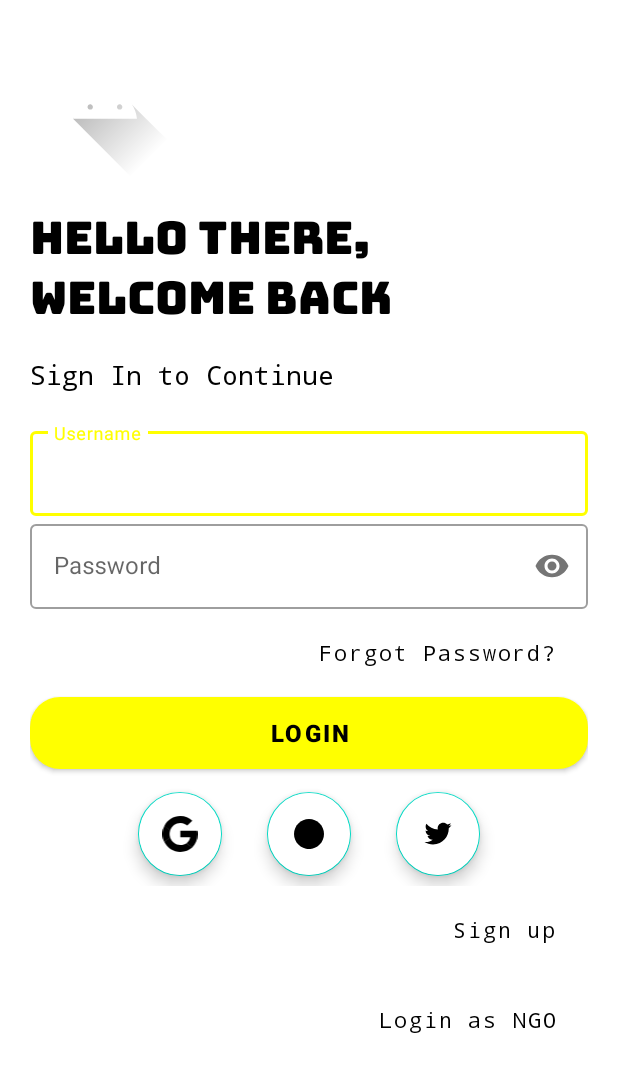
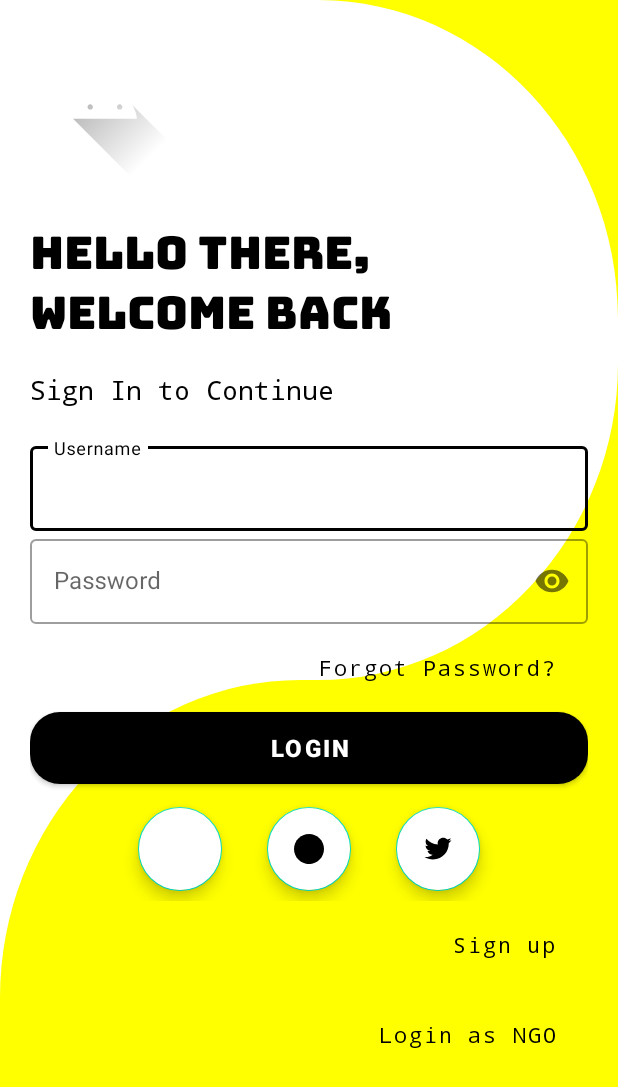
Before and after one commit to 1HazArd1/Samarpan, an Android app: the screen it shows after launch (MainActivity), on a phone screen of 412 x 824 dp. Shown: the top 1087 px of the screen. Run offline under Robolectric (Android 15) with nearby library versions, the phone set to English and light mode, and no system bars; Roboto replaces fonts that are not available here.

Commit message:
Did few changes in user login screen

```diff
--- a/app/src/main/AndroidManifest.xml
+++ b/app/src/main/AndroidManifest.xml
@@ -13,7 +13,8 @@
 
         <activity
             android:name=".MainActivity"
-            android:exported="true">
+            android:exported="true"
+            android:theme="@style/splashScreenTheme">
             <intent-filter>
                 <action android:name="android.intent.action.MAIN" />
 
--- a/app/src/main/java/com/hazard/samarpan/MainActivity.kt
+++ b/app/src/main/java/com/hazard/samarpan/MainActivity.kt
@@ -1,14 +1,23 @@
 package com.hazard.samarpan
 
+import android.os.Build
 import androidx.appcompat.app.AppCompatActivity
 import android.os.Bundle
+import android.view.View
+import android.view.WindowManager
 
 class MainActivity : AppCompatActivity() {
     override fun onCreate(savedInstanceState: Bundle?) {
         super.onCreate(savedInstanceState)
-        /*setTheme(R.style.Theme_Samarpan)
-           This part of the code is used to set the default theme as the theme was set to the splash screen before setting the main activity layout
+        if(Build.VERSION.SDK_INT < 16){
+            window.setFlags(WindowManager.LayoutParams.FLAG_FULLSCREEN,
+                            WindowManager.LayoutParams.FLAG_FULLSCREEN)
+        }
+        window.decorView.systemUiVisibility= View.SYSTEM_UI_FLAG_FULLSCREEN
+        actionBar?.hide()
+        /*This part of the code is used to set the default theme as the theme was set to the splash screen before setting the main activity layout
            remove the comment tag for adding the logic*/
+        setTheme(R.style.Theme_Samarpan)
         setContentView(R.layout.activity_main)
     }
 }
--- a/app/src/main/res/drawable/google_logo.xml
+++ /dev/null
@@ -1,7 +0,0 @@
-<vector android:height="51.1666dp" android:viewportHeight="262"
-    android:viewportWidth="256" android:width="50dp" xmlns:android="http://schemas.android.com/apk/res/android">
-    <path android:fillColor="#4285F4" android:pathData="M255.878,133.451c0,-10.734 -0.871,-18.567 -2.756,-26.69H130.55v48.448h71.947c-1.45,12.04 -9.283,30.172 -26.69,42.356l-0.244,1.622 38.755,30.023 2.685,0.268c24.659,-22.774 38.875,-56.282 38.875,-96.027"/>
-    <path android:fillColor="#34A853" android:pathData="M130.55,261.1c35.248,0 64.839,-11.605 86.453,-31.622l-41.196,-31.913c-11.024,7.688 -25.82,13.055 -45.257,13.055 -34.523,0 -63.824,-22.773 -74.269,-54.25l-1.531,0.13 -40.298,31.187 -0.527,1.465C35.393,231.798 79.49,261.1 130.55,261.1"/>
-    <path android:fillColor="#FBBC05" android:pathData="M56.281,156.37c-2.756,-8.123 -4.351,-16.827 -4.351,-25.82 0,-8.994 1.595,-17.697 4.206,-25.82l-0.073,-1.73L15.26,71.312l-1.335,0.635C5.077,89.644 0,109.517 0,130.55s5.077,40.905 13.925,58.602l42.356,-32.782"/>
-    <path android:fillColor="#EB4335" android:pathData="M130.55,50.479c24.514,0 41.05,10.589 50.479,19.438l36.844,-35.974C195.245,12.91 165.798,0 130.55,0 79.49,0 35.393,29.301 13.925,71.947l42.211,32.783c10.59,-31.477 39.891,-54.251 74.414,-54.251"/>
-</vector>
--- /dev/null
+++ b/app/src/main/res/drawable/login_background.xml
@@ -0,0 +1,22 @@
+<vector xmlns:android="http://schemas.android.com/apk/res/android"
+    android:width="412dp"
+    android:height="778dp"
+    android:viewportWidth="412"
+    android:viewportHeight="778">
+  <group>
+    <clip-path
+        android:pathData="M0,0h412v778h-412z"/>
+    <path
+        android:pathData="M0,0h412v778h-412z"
+        android:fillColor="#fff"/>
+    <path
+        android:pathData="M200,428L412,428a0,0 0,0 1,0 0L412,778a0,0 0,0 1,0 0L0,778a0,0 0,0 1,0 0L0,628A200,200 0,0 1,200 428Z"
+        android:fillColor="#ff0"/>
+    <path
+        android:pathData="M412,428L212,428a198.65,198.65 0,0 0,141.355 -58.645A198.643,198.643 0,0 0,412 228L412,428Z"
+        android:fillColor="#ff0"/>
+    <path
+        android:pathData="M412,200h0C412,90.069 322.568,0.35 212.638,0L412,0Z"
+        android:fillColor="#ff0"/>
+  </group>
+</vector>
--- a/app/src/main/res/layout/activity_main.xml
+++ b/app/src/main/res/layout/activity_main.xml
@@ -5,7 +5,7 @@
     android:layout_width="match_parent"
     android:layout_height="match_parent"
     android:orientation="vertical"
-    android:background="@color/white"
+    android:background="@drawable/login_background"
     android:padding="20dp"
     tools:context=".MainActivity">
 
@@ -20,6 +20,7 @@
         android:layout_width="wrap_content"
         android:layout_height="wrap_content"
         android:fontFamily="@font/bungee"
+        android:layout_marginTop="10dp"
         android:text="Hello There, Welcome Back"
         android:textColor="@color/black"
         android:textSize="30sp" />
@@ -91,7 +92,7 @@
         <Button
             android:layout_width="match_parent"
             android:layout_height="wrap_content"
-            android:textColor="@color/black"
+            android:textColor="@color/white"
             android:text="Login"
             android:background="@drawable/login_button"
             android:elevation="35dp"
@@ -111,7 +112,6 @@
                 android:backgroundTint="@color/white"
                 android:elevation="35dp"
                 android:contentDescription="Login using google"
-                android:src="@drawable/google_logo"
                 app:layout_constraintBottom_toBottomOf="parent"
                 app:layout_constraintEnd_toStartOf="@+id/donor_facebook"
                 app:layout_constraintHorizontal_bias="0.705"
--- a/app/src/main/res/values/themes.xml
+++ b/app/src/main/res/values/themes.xml
@@ -2,7 +2,7 @@
     <!-- Base application theme. -->
     <style name="Theme.Samarpan" parent="Theme.MaterialComponents.DayNight.NoActionBar">
         <!-- Primary brand color. -->
-        <item name="colorPrimary">@color/yellow</item>
+        <item name="colorPrimary">@color/black</item>
         <item name="colorPrimaryVariant">@color/purple_700</item>
         <item name="colorOnPrimary">@color/white</item>
         <!-- Secondary brand color. -->
@@ -14,7 +14,9 @@
         <!-- Customize your theme here. -->
     </style>
 
-    <!--style name="splashScreenTheme" parent="Theme.MaterialComponents.Light.NoActionBar">
+    <style name="splashScreenTheme" parent="Theme.MaterialComponents.Light.NoActionBar">
         <item name="android:windowBackground">@drawable/splash_image</item>
-    </style-->
+    </style> <!--uncomment this for the splash screen-->
+
+
 </resources>
```
